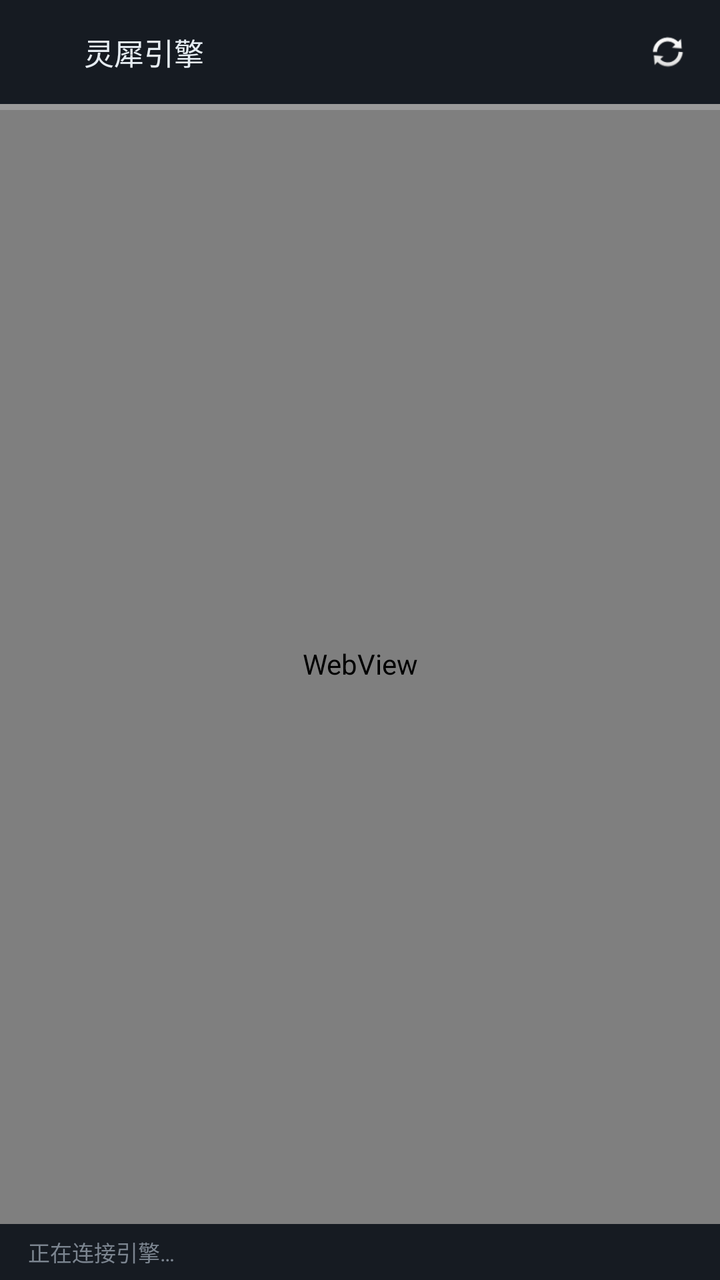
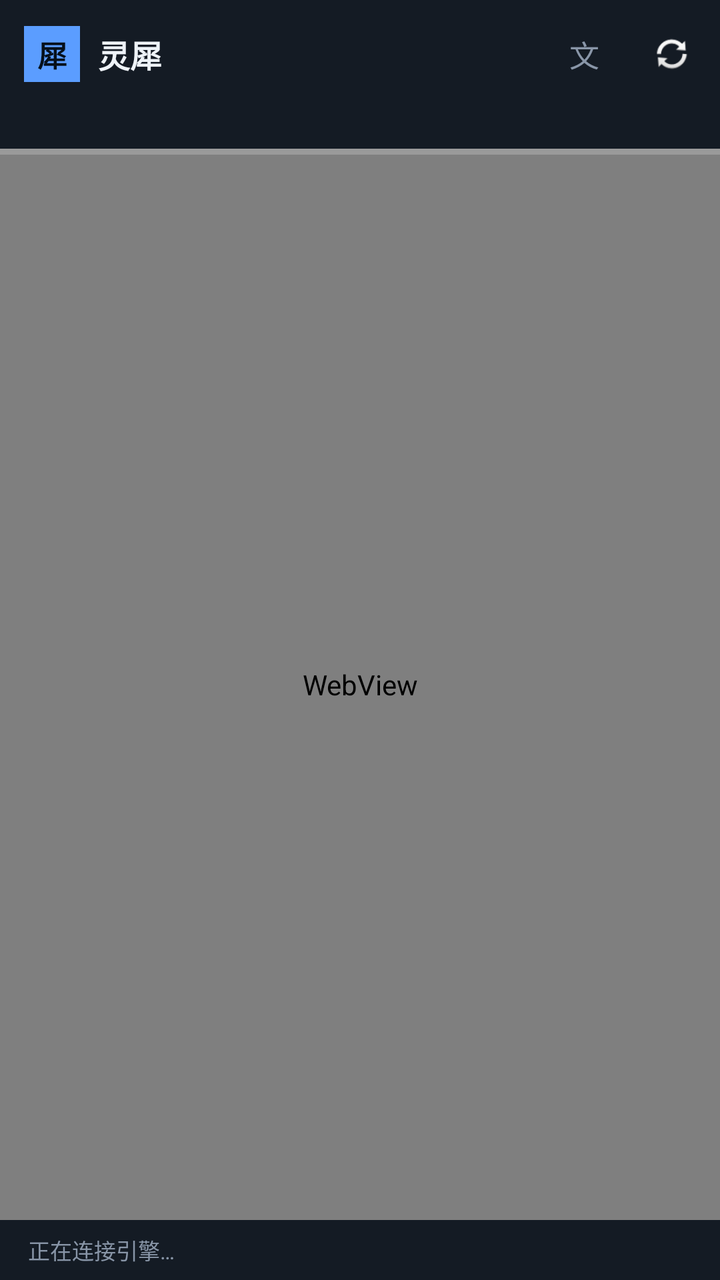

The first picture is an Android layout as it rendered before a commit; the second is the same layout after the commit. The layout source and the unified diff follow.
<!-- AndroidManifest.xml: application theme android:Theme.Material.NoActionBar -->
<!-- res/layout/activity_main.xml -->
<?xml version="1.0" encoding="utf-8"?>
<LinearLayout xmlns:android="http://schemas.android.com/apk/res/android"
    android:layout_width="match_parent"
    android:layout_height="match_parent"
    android:orientation="vertical"
    android:background="#0d1117">

    
    <LinearLayout
        android:id="@+id/topbar"
        android:layout_width="match_parent"
        android:layout_height="52dp"
        android:orientation="horizontal"
        android:gravity="center_vertical"
        android:background="#161b22"
        android:paddingLeft="14dp"
        android:paddingRight="4dp"
        android:clickable="true"
        android:focusable="true">

        <ImageView
            android:layout_width="20dp"
            android:layout_height="20dp"
            android:src="@mipmap/ic_launcher"
            android:contentDescription="@null" />

        <TextView
            android:id="@+id/title"
            android:layout_width="0dp"
            android:layout_height="wrap_content"
            android:layout_weight="1"
            android:layout_marginLeft="8dp"
            android:text="灵犀引擎"
            android:textColor="#e6edf3"
            android:textSize="15sp"
            android:singleLine="true" />

        <TextView
            android:id="@+id/endpoint"
            android:layout_width="wrap_content"
            android:layout_height="wrap_content"
            android:layout_marginRight="6dp"
            android:maxWidth="140dp"
            android:ellipsize="middle"
            android:singleLine="true"
            android:textColor="#7c8590"
            android:textSize="11sp" />

        <ImageView
            android:id="@+id/btn_refresh"
            android:layout_width="44dp"
            android:layout_height="44dp"
            android:padding="12dp"
            android:background="?android:attr/selectableItemBackgroundBorderless"
            android:contentDescription="重新连接"
            android:src="@android:drawable/ic_popup_sync" />
    </LinearLayout>

    <FrameLayout
        android:layout_width="match_parent"
        android:layout_height="0dp"
        android:layout_weight="1">

        <WebView
            android:id="@+id/web"
            android:layout_width="match_parent"
            android:layout_height="match_parent" />

        <ProgressBar
            android:id="@+id/progress"
            style="?android:attr/progressBarStyleHorizontal"
            android:layout_width="match_parent"
            android:layout_height="3dp"
            android:layout_gravity="top"
            android:max="100"
            android:progressTint="#7c5cff" />

        <LinearLayout
            android:id="@+id/error_page"
            android:layout_width="match_parent"
            android:layout_height="match_parent"
            android:orientation="vertical"
            android:gravity="center"
            android:background="#0d1117"
            android:padding="24dp"
            android:visibility="gone">

            <TextView
                android:layout_width="wrap_content"
                android:layout_height="wrap_content"
                android:text="📡"
                android:textSize="48sp" />

            <TextView
                android:id="@+id/err_text"
                android:layout_width="match_parent"
                android:layout_height="wrap_content"
                android:layout_marginTop="12dp"
                android:textColor="#c9d1d9"
                android:textSize="15sp"
                android:gravity="center"
                android:text="无法连接到灵犀引擎" />

            <Button
                android:id="@+id/btn_retry"
                android:layout_width="wrap_content"
                android:layout_height="wrap_content"
                android:layout_marginTop="20dp"
                android:text="重 试" />

            <Button
                android:id="@+id/btn_settings"
                android:layout_width="wrap_content"
                android:layout_height="wrap_content"
                android:layout_marginTop="8dp"
                android:text="更换引擎地址" />
        </LinearLayout>
    </FrameLayout>

    
    <TextView
        android:id="@+id/statusbar"
        android:layout_width="match_parent"
        android:layout_height="28dp"
        android:gravity="center_vertical"
        android:background="#161b22"
        android:paddingLeft="14dp"
        android:paddingRight="14dp"
        android:singleLine="true"
        android:textColor="#7c8590"
        android:textSize="11sp"
        android:text="正在连接引擎…" />
</LinearLayout>
<!-- resources referenced by this layout -->
<resources>
  <!-- mipmap ic_launcher (mipmap-anydpi-v26) -->
  <?xml version="1.0" encoding="utf-8"?>
  <adaptive-icon xmlns:android="http://schemas.android.com/apk/res/android">
      <background android:drawable="@color/ic_bg" />
      <foreground android:drawable="@drawable/ic_fg" />
  </adaptive-icon>
  <color name="ic_bg">#0F1115</color>
  <!-- drawable ic_fg (drawable) -->
  <?xml version="1.0" encoding="utf-8"?>
  <vector xmlns:android="http://schemas.android.com/apk/res/android"
      android:width="108dp"
      android:height="108dp"
      android:viewportWidth="108"
      android:viewportHeight="108">
      
      <path
          android:fillColor="#7C5CFF"
          android:pathData="M54,26 L60.5,45.5 L80,52 L60.5,58.5 L54,78 L47.5,58.5 L28,52 L47.5,45.5 Z" />
      <path
          android:fillColor="#38BDF8"
          android:pathData="M72,30 L74.5,37 L81.5,39.5 L74.5,42 L72,49 L69.5,42 L62.5,39.5 L69.5,37 Z" />
  </vector>
</resources>

<!-- the commit's change to res/layout/activity_main.xml (unified diff, before → after) -->
@@ -3,48 +3,53 @@
     android:layout_width="match_parent"
     android:layout_height="match_parent"
     android:orientation="vertical"
-    android:background="#0d1117">
+    android:background="#0b0f14">
 
     
     <LinearLayout
         android:id="@+id/topbar"
         android:layout_width="match_parent"
-        android:layout_height="52dp"
+        android:layout_height="54dp"
         android:orientation="horizontal"
         android:gravity="center_vertical"
-        android:background="#161b22"
-        android:paddingLeft="14dp"
-        android:paddingRight="4dp"
+        android:background="#141b24"
+        android:paddingLeft="12dp"
+        android:paddingRight="2dp"
         android:clickable="true"
         android:focusable="true">
 
-        <ImageView
-            android:layout_width="20dp"
-            android:layout_height="20dp"
-            android:src="@mipmap/ic_launcher"
-            android:contentDescription="@null" />
+        <TextView
+            android:layout_width="28dp"
+            android:layout_height="28dp"
+            android:gravity="center"
+            android:text="犀"
+            android:textStyle="bold"
+            android:textSize="15sp"
+            android:textColor="#06101a"
+            android:background="#5b9dff" />
 
         <TextView
             android:id="@+id/title"
             android:layout_width="0dp"
             android:layout_height="wrap_content"
             android:layout_weight="1"
-            android:layout_marginLeft="8dp"
-            android:text="灵犀引擎"
-            android:textColor="#e6edf3"
-            android:textSize="15sp"
+            android:layout_marginLeft="9dp"
+            android:text="@string/engine_title"
+            android:textColor="#eef3f8"
+            android:textSize="16sp"
+            android:textStyle="bold"
             android:singleLine="true" />
 
         <TextView
-            android:id="@+id/endpoint"
-            android:layout_width="wrap_content"
-            android:layout_height="wrap_content"
-            android:layout_marginRight="6dp"
-            android:maxWidth="140dp"
-            android:ellipsize="middle"
-            android:singleLine="true"
-            android:textColor="#7c8590"
-            android:textSize="11sp" />
+            android:id="@+id/btn_lang"
+            android:layout_width="44dp"
+            android:layout_height="44dp"
+            android:gravity="center"
+            android:text="文"
+            android:textSize="15sp"
+            android:textColor="#8996a8"
+            android:background="?android:attr/selectableItemBackgroundBorderless"
+            android:contentDescription="@string/lang_title" />
 
         <ImageView
             android:id="@+id/btn_refresh"
@@ -52,9 +57,22 @@
             android:layout_height="44dp"
             android:padding="12dp"
             android:background="?android:attr/selectableItemBackgroundBorderless"
-            android:contentDescription="重新连接"
+            android:contentDescription="@string/refresh"
             android:src="@android:drawable/ic_popup_sync" />
     </LinearLayout>
+
+    <TextView
+        android:id="@+id/endpoint"
+        android:layout_width="match_parent"
+        android:layout_height="wrap_content"
+        android:background="#141b24"
+        android:paddingLeft="14dp"
+        android:paddingRight="14dp"
+        android:paddingBottom="6dp"
+        android:ellipsize="middle"
+        android:singleLine="true"
+        android:textColor="#6f7d90"
+        android:textSize="10.5sp" />
 
     <FrameLayout
         android:layout_width="match_parent"
@@ -73,7 +91,7 @@
             android:layout_height="3dp"
             android:layout_gravity="top"
             android:max="100"
-            android:progressTint="#7c5cff" />
+            android:progressTint="#5b9dff" />
 
         <LinearLayout
             android:id="@+id/error_page"
@@ -81,7 +99,7 @@
             android:layout_height="match_parent"
             android:orientation="vertical"
             android:gravity="center"
-            android:background="#0d1117"
+            android:background="#0b0f14"
             android:padding="24dp"
             android:visibility="gone">
 
@@ -99,21 +117,22 @@
                 android:textColor="#c9d1d9"
                 android:textSize="15sp"
                 android:gravity="center"
-                android:text="无法连接到灵犀引擎" />
+                android:lineSpacingExtra="3dp"
+                android:text="@string/status_offline" />
 
             <Button
                 android:id="@+id/btn_retry"
                 android:layout_width="wrap_content"
                 android:layout_height="wrap_content"
                 android:layout_marginTop="20dp"
-                android:text="重 试" />
+                android:text="@string/retry" />
 
             <Button
                 android:id="@+id/btn_settings"
                 android:layout_width="wrap_content"
                 android:layout_height="wrap_content"
                 android:layout_marginTop="8dp"
-                android:text="更换引擎地址" />
+                android:text="@string/change_endpoint" />
         </LinearLayout>
     </FrameLayout>
 
@@ -121,13 +140,13 @@
     <TextView
         android:id="@+id/statusbar"
         android:layout_width="match_parent"
-        android:layout_height="28dp"
+        android:layout_height="30dp"
         android:gravity="center_vertical"
-        android:background="#161b22"
+        android:background="#141b24"
         android:paddingLeft="14dp"
         android:paddingRight="14dp"
         android:singleLine="true"
-        android:textColor="#7c8590"
+        android:textColor="#8895a7"
         android:textSize="11sp"
-        android:text="正在连接引擎…" />
+        android:text="@string/status_connecting" />
 </LinearLayout>
<!-- resource entries referenced after the edit -->
@@ -1,26 +1,11 @@
 <!-- resources referenced by this layout -->
 <resources>
-  <!-- mipmap ic_launcher (mipmap-anydpi-v26) -->
-  <?xml version="1.0" encoding="utf-8"?>
-  <adaptive-icon xmlns:android="http://schemas.android.com/apk/res/android">
-      <background android:drawable="@color/ic_bg" />
-      <foreground android:drawable="@drawable/ic_fg" />
-  </adaptive-icon>
-  <color name="ic_bg">#0F1115</color>
-  <!-- drawable ic_fg (drawable) -->
-  <?xml version="1.0" encoding="utf-8"?>
-  <vector xmlns:android="http://schemas.android.com/apk/res/android"
-      android:width="108dp"
-      android:height="108dp"
-      android:viewportWidth="108"
-      android:viewportHeight="108">
-      
-      <path
-          android:fillColor="#7C5CFF"
-          android:pathData="M54,26 L60.5,45.5 L80,52 L60.5,58.5 L54,78 L47.5,58.5 L28,52 L47.5,45.5 Z" />
-      <path
-          android:fillColor="#38BDF8"
-          android:pathData="M72,30 L74.5,37 L81.5,39.5 L74.5,42 L72,49 L69.5,42 L62.5,39.5 L69.5,37 Z" />
-  </vector>
+  <string name="change_endpoint">更换引擎地址</string>
+  <string name="engine_title">灵犀</string>
+  <string name="lang_title">语言 / Language</string>
+  <string name="refresh">重新连接</string>
+  <string name="retry">重 试</string>
+  <string name="status_connecting">正在连接引擎…</string>
+  <string name="status_offline">未连接</string>
 </resources>
 
